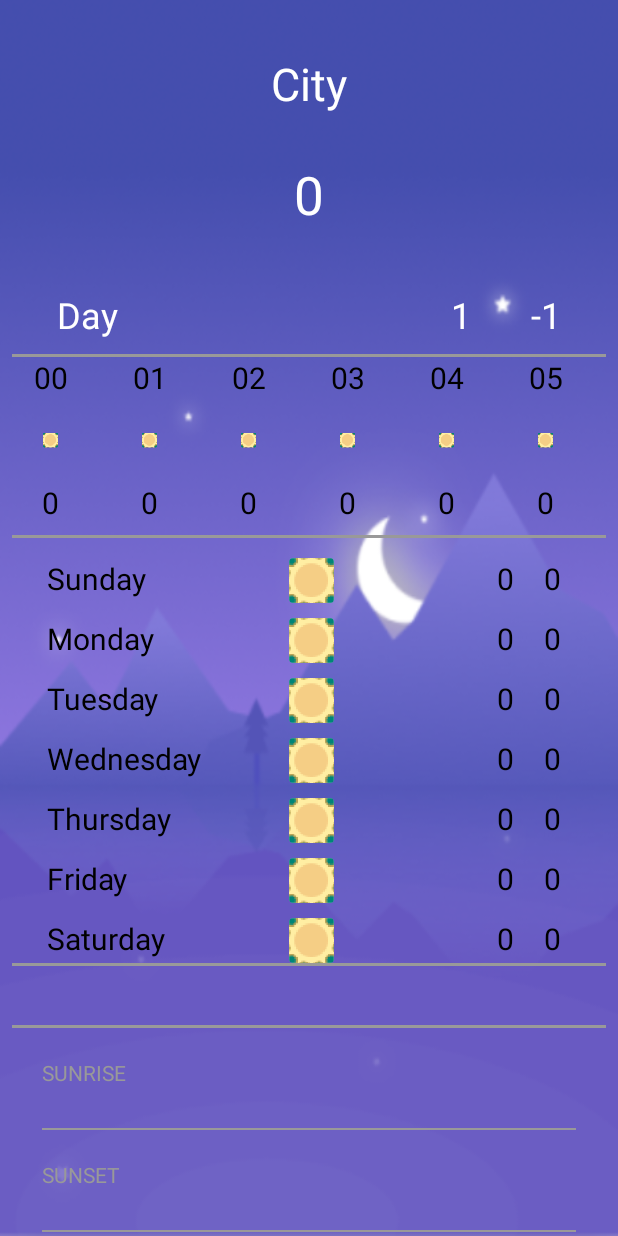
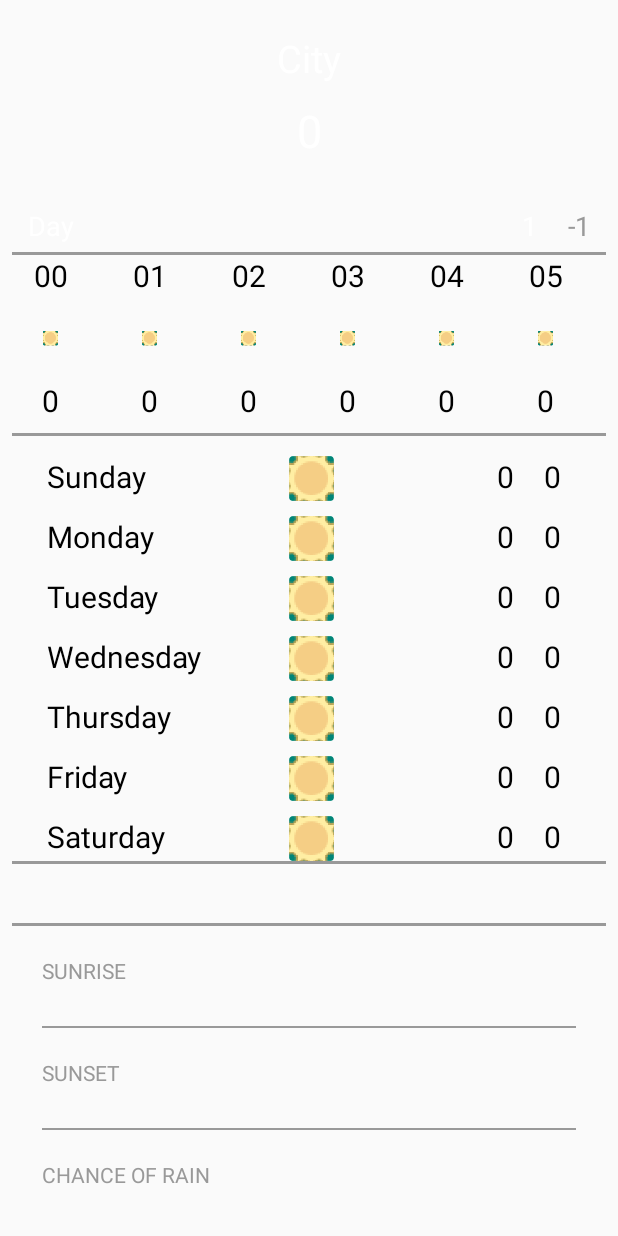
Before and after one commit to Akhilesh002/Weather, an Android app: the screen it shows after launch (MainActivity), on a phone screen of 412 x 824 dp. Run offline under Robolectric (Android 15) with nearby library versions, the phone set to English and light mode, and no system bars; our stand-ins replace Volley; network calls fail; 1 statement that could not run was skipped.

Commit message:
Background color will be change according to temperature

```diff
--- a/app/src/main/res/layout/activity_main.xml
+++ b/app/src/main/res/layout/activity_main.xml
@@ -5,7 +5,7 @@
     android:layout_width="match_parent"
     android:layout_height="match_parent"
     tools:context=".MainActivity"
-    android:background="@drawable/background_1">
+    android:id="@+id/parent_layout">
 
     <RelativeLayout
         android:id="@+id/top_section"
@@ -33,11 +33,10 @@
             android:layout_alignParentTop="true"
             android:layout_alignParentEnd="true"
             android:layout_alignParentRight="true"
-            android:layout_marginTop="10dp"
             android:text="@string/city"
             android:textColor="@android:color/white"
-            android:textSize="30sp"
-            android:padding="10dp"
+            android:textSize="25sp"
+            android:padding="5dp"
             android:gravity="center_horizontal"/>
 
         <TextView
@@ -49,11 +48,10 @@
             android:layout_alignParentLeft="true"
             android:layout_alignParentEnd="true"
             android:layout_alignParentRight="true"
-            android:layout_marginTop="10dp"
             android:text="@string/temperature"
             android:textColor="@android:color/white"
-            android:textSize="35sp"
-            android:padding="10dp"
+            android:textSize="30sp"
+            android:padding="5dp"
             android:gravity="center_horizontal"/>
 
         <TextView
@@ -63,15 +61,13 @@
             android:layout_below="@+id/city_temperature"
             android:layout_alignParentStart="true"
             android:layout_alignParentLeft="true"
-            android:layout_marginStart="20dp"
-            android:layout_marginLeft="20dp"
+            android:layout_marginStart="5dp"
+            android:layout_marginLeft="5dp"
             android:layout_marginTop="20dp"
-            android:layout_marginEnd="0dp"
-            android:layout_marginRight="0dp"
             android:text="@string/day"
-            android:textSize="24sp"
+            android:textSize="18sp"
             android:textColor="@android:color/white"
-            android:padding="10dp"/>
+            android:padding="5dp"/>
 
         <TextView
             android:layout_width="wrap_content"
@@ -81,12 +77,12 @@
             android:layout_alignParentEnd="true"
             android:layout_alignParentRight="true"
             android:layout_marginTop="20dp"
-            android:layout_marginEnd="20dp"
-            android:layout_marginRight="20dp"
+            android:layout_marginEnd="5dp"
+            android:layout_marginRight="5dp"
             android:text="@string/minimum_temperature"
-            android:textSize="24sp"
-            android:textColor="@android:color/white"
-            android:padding="10dp"/>
+            android:textSize="18sp"
+            android:textColor="#999999"
+            android:padding="5dp"/>
 
         <TextView
             android:layout_width="wrap_content"
@@ -94,14 +90,14 @@
             android:id="@+id/maximum_temperature"
             android:layout_below="@+id/city_temperature"
             android:layout_marginTop="20dp"
-            android:layout_marginEnd="20dp"
-            android:layout_marginRight="20dp"
+            android:layout_marginEnd="10dp"
+            android:layout_marginRight="10dp"
             android:layout_toStartOf="@+id/minimum_temperature"
             android:layout_toLeftOf="@+id/minimum_temperature"
             android:text="@string/maximum_temperature"
-            android:textSize="24sp"
+            android:textSize="18sp"
             android:textColor="@android:color/white"
-            android:padding="10dp"/>
+            android:padding="5dp"/>
 
         <View
             android:id="@+id/first_line"
```
Also changed, not shown: app/src/main/java/com/akhilesh002/weather/MainActivity.java (+21 -1 lines).
